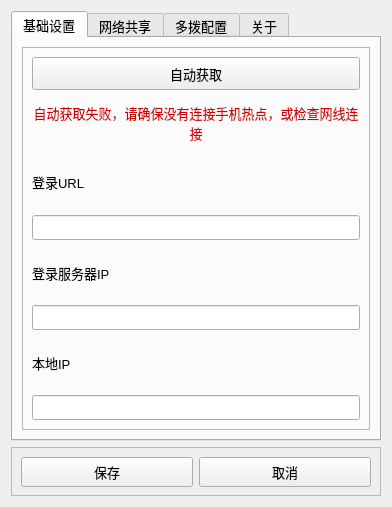
Old version of the form Ui/Settings.ui in the repository YeeNg2333/InterKnot_Auth.
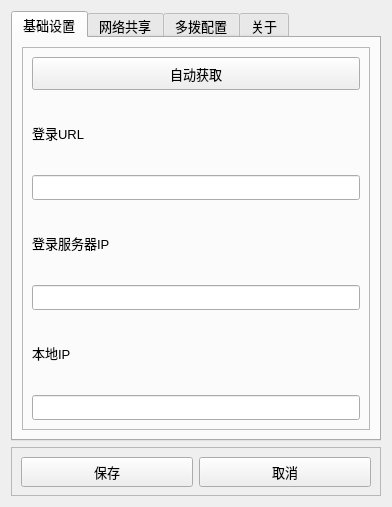
New version of the form.

Commit message: fix: 修复配置文件导致的崩溃，调整自动获取失败的提示

Diff of the .ui file:
```diff
--- a/Ui/Settings.ui
+++ b/Ui/Settings.ui
@@ -78,33 +78,6 @@
             </property>
            </widget>
           </item>
-          <item>
-           <widget class="QLabel" name="label_4">
-            <property name="minimumSize">
-             <size>
-              <width>0</width>
-              <height>27</height>
-             </size>
-            </property>
-            <property name="styleSheet">
-             <string notr="true">QLabel {
-    color: rgb(207, 1, 1);
-}</string>
-            </property>
-            <property name="text">
-             <string>自动获取失败，请确保没有连接手机热点，或检查网线连接</string>
-            </property>
-            <property name="scaledContents">
-             <bool>false</bool>
-            </property>
-            <property name="alignment">
-             <set>Qt::AlignCenter</set>
-            </property>
-            <property name="wordWrap">
-             <bool>true</bool>
-            </property>
-           </widget>
-          </item>
           <item>
            <widget class="QLabel" name="label">
             <property name="text">
```
The commit also changes 4 other files.
